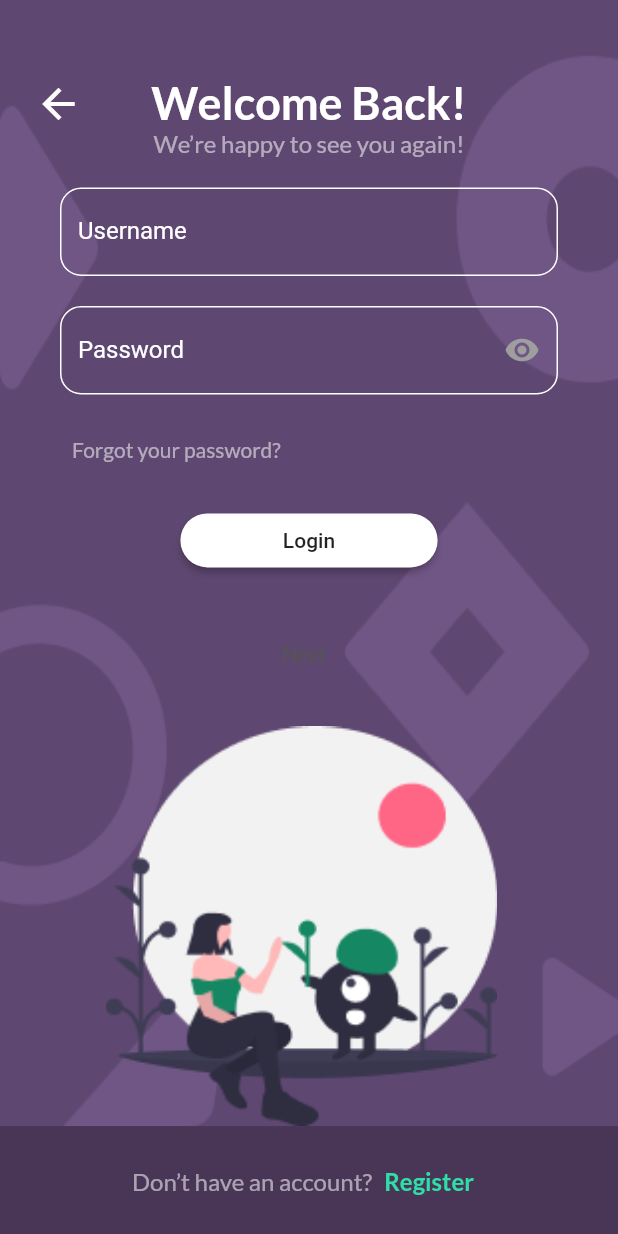
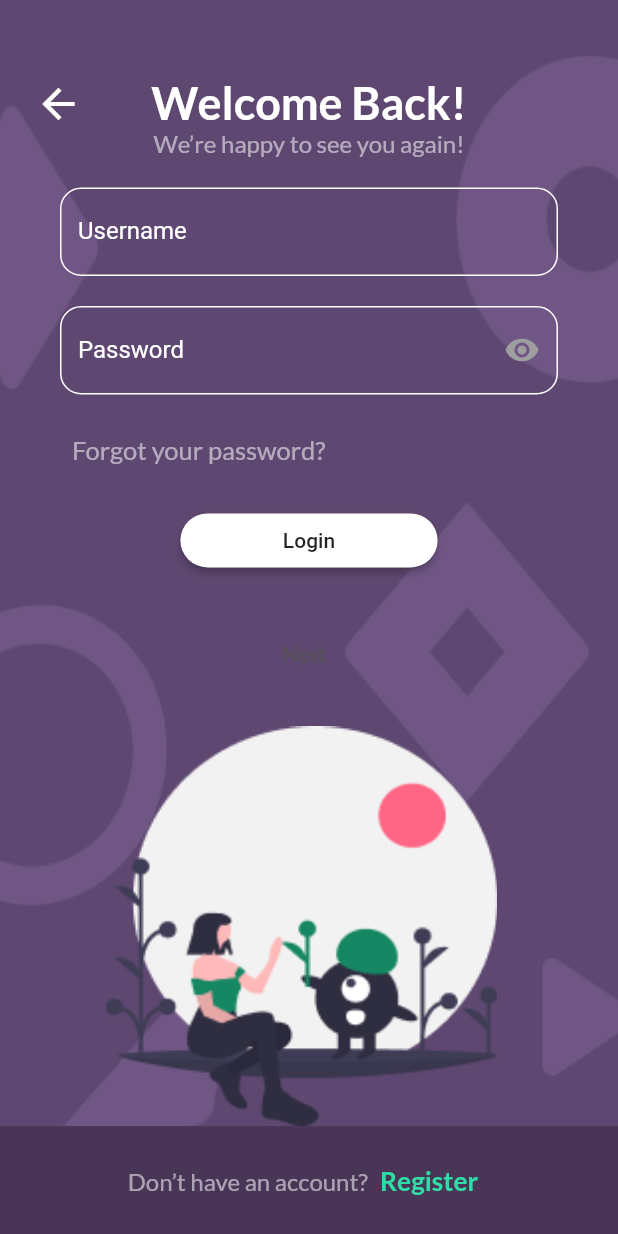
Before and after one commit to Uni-Maps/Uni-Maps, a Flutter app: the screen it shows after launch, on a phone screen of 412 x 824 dp. Run offline on Flutter 3.47's test engine with Material 2 defaults, Android fonts, the phone set to English and light mode, and no system bars; our stand-ins replace firebase_auth, google_maps_flutter; missing offline and left inert: sign_button; accounts and stored records are empty.

Commit message:
changed-font-size

```diff
--- a/lib/screens/sign_in.dart
+++ b/lib/screens/sign_in.dart
@@ -160,13 +160,13 @@ class _SignIn_AccountState extends State<SignIn_Account> {
                               child: Row(children: <Widget>[
                             Padding(
                               // In case any padding is ever needed
-                              padding: EdgeInsets.fromLTRB(0, 0, 40, 10),
+                              padding: EdgeInsets.fromLTRB(0, 0, 40, 0),
                             ), //Text button
                             TextButton(
                               style: TextButton.styleFrom(
                                 primary: Colors.white54,
                                 textStyle: TextStyle(
-                                    fontSize: 14,
+                                    fontSize: 17,
                                     color: Colors.white,
                                     fontFamily: "Lato Regular"),
                               ),
@@ -251,7 +251,7 @@ class _SignIn_AccountState extends State<SignIn_Account> {
                                       style: TextButton.styleFrom(
                                         primary: Color(0xff2EDEA6),
                                         textStyle: TextStyle(
-                                            fontSize: 16,
+                                            fontSize: 17.5,
                                             color: Colors.white,
                                             fontFamily: "Lato Bold"),
                                       ),
```
